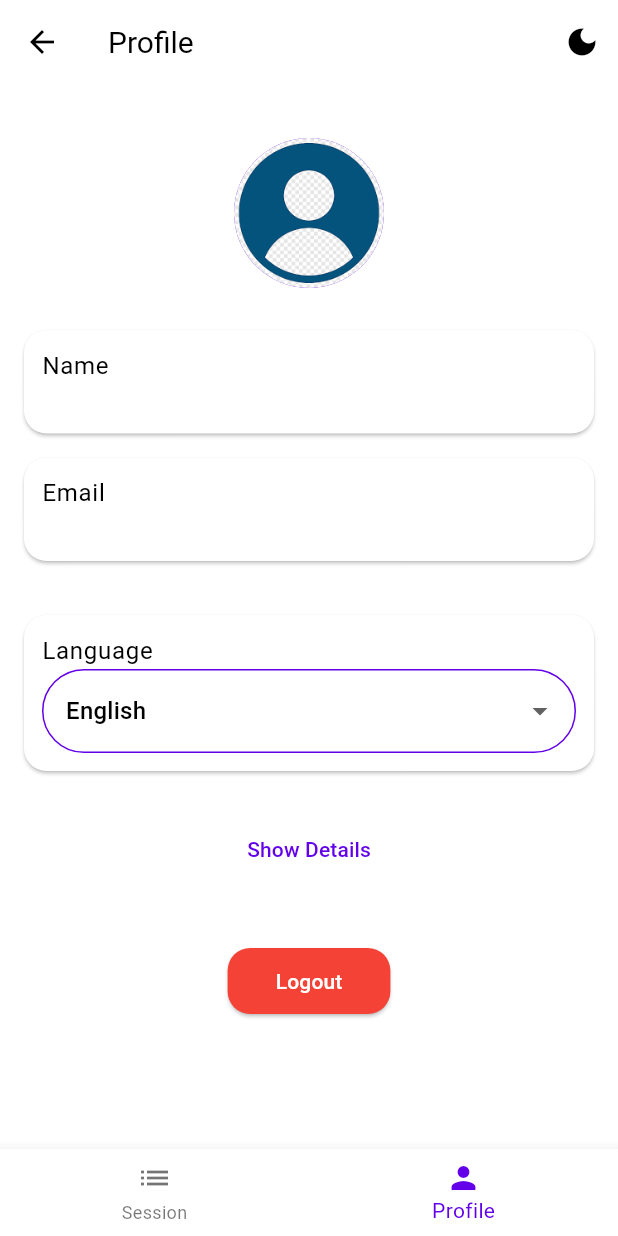
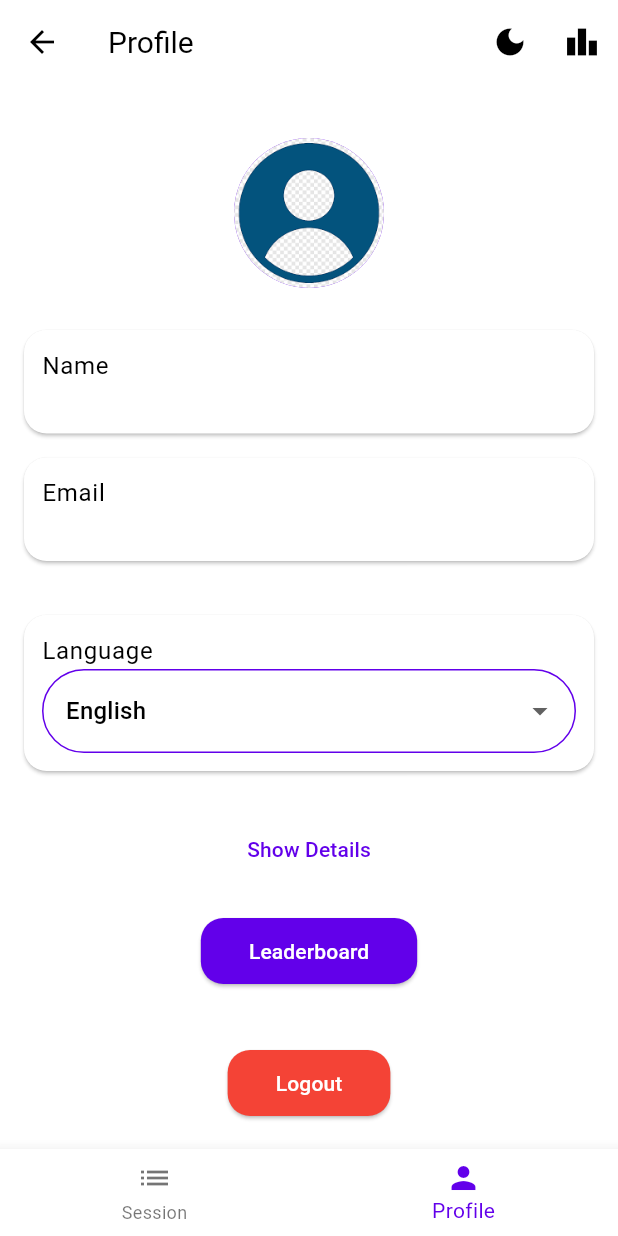
Before and after one commit to K4now/drift_tracker, a Flutter app: the ProfilePage screen opened by its route, on a phone screen of 412 x 824 dp. Run offline on Flutter 3.47's test engine with Material 3 defaults, Android fonts, the phone set to English and light mode, and no system bars; our stand-ins replace auto_route, bloc, cloud_firestore, dartz, equatable, firebase_auth and 7 more; accounts and stored records are empty; generated files the repository leaves out were written again.

Commit message:
leaderboard

```diff
--- a/lib/l10n/intl_en.arb
+++ b/lib/l10n/intl_en.arb
@@ -41,5 +41,6 @@
   "decreaseAngle": "Decrease Angle",
   "simulateTransition": "Simulate Transition",
    "currentAngle": "Current Angle",
-   "session_saved": "Session saved"
+   "session_saved": "Session saved",
+   "leaderboard": "Leaderboard"
 }
--- a/lib/l10n/intl_ru.arb
+++ b/lib/l10n/intl_ru.arb
@@ -41,5 +41,6 @@
   "decreaseAngle": "Уменьшить угол",
   "simulateTransition": "Симулировать переход",
   "currentAngle": "Текущий угол",
-  "session_saved": "Сессия сохранена"
+  "session_saved": "Сессия сохранена",
+  "leaderboard": "Таблица лидеров"
 }
--- a/lib/routes/app_router.dart
+++ b/lib/routes/app_router.dart
@@ -10,6 +10,9 @@ class AppRouter extends $AppRouter {
         AutoRoute(
           page: LoginRoute.page,
         ),
+        AutoRoute(
+          page: LeaderboardRoute.page,
+        ),
         AutoRoute(page: RegisterRoute.page),
         AutoRoute(page: UserMeasurementRoute.page),
         AutoRoute(page: SessionDetailRoute.page),
--- /dev/null
+++ b/lib/src/features/leaderboard/data/sources/sources.dart
@@ -0,0 +1,5 @@
+
+    class  LeaderboardRemoteDataSource {
+        // Make API call to fetch data and return object.
+        // ...
+    }
--- /dev/null
+++ b/lib/src/features/leaderboard/domain/repositories/leaderboard_repository.dart
@@ -0,0 +1,6 @@
+import '../../data/models/leaderboard_entry.dart';
+
+abstract class LeaderboardRepository {
+  Stream<List<LeaderboardEntry>> getLeaderboardEntries();
+  Future<void> addLeaderboardEntry(LeaderboardEntry entry);
+}
--- /dev/null
+++ b/lib/src/features/leaderboard/presentation/widgets/widgets.dart
@@ -0,0 +1 @@
+library widgets;
--- /dev/null
+++ b/lib/src/features/measurement/presentation/bloc/bloc.dart
@@ -0,0 +1 @@
+library global;
--- a/lib/src/features/profile/presentation/pages/profile_page.dart
+++ b/lib/src/features/profile/presentation/pages/profile_page.dart
@@ -9,6 +9,7 @@ import 'package:drift_tracker/src/core/global/theme_switcher.dart';
 import 'package:drift_tracker/src/features/profile/domain/entities/car.dart';
 import 'package:drift_tracker/src/features/profile/presentation/bloc/profile_bloc.dart';
 import 'package:auto_route/auto_route.dart';
+import 'package:drift_tracker/routes/app_router.gr.dart';
 import '../widgets/edit_car_dialog.dart';
 
 @RoutePage()
@@ -94,6 +95,12 @@ class _ProfilePageState extends State<ProfilePage> {
                       : darkTheme);
             },
           ),
+          IconButton(
+            icon: Icon(Icons.leaderboard),
+            onPressed: () {
+              context.router.push(LeaderboardRoute());
+            },
+          ),
         ],
       ),
       body: BlocListener<ProfileBloc, ProfileState>(
@@ -111,7 +118,37 @@ class _ProfilePageState extends State<ProfilePage> {
           padding: const EdgeInsets.all(16.0),
           child: Form(
             key: _formKey,
-            child: isPortrait ? PortraitProfileLayout(user: user, showCarDetails: _showCarDetails, car: _car, brandController: _brandController, horsepowerController: _horsepowerController, configController: _configController, onSaveCarData: _saveCarData, showEditCarDialog: _showEditCarDialog, toggleShowCarDetails: () => setState(() { _showCarDetails = !_showCarDetails; })) : LandscapeProfileLayout(user: user, showCarDetails: _showCarDetails, car: _car, brandController: _brandController, horsepowerController: _horsepowerController, configController: _configController, onSaveCarData: _saveCarData, showEditCarDialog: _showEditCarDialog, toggleShowCarDetails: () => setState(() { _showCarDetails = !_showCarDetails; }))
+            child: isPortrait
+                ? PortraitProfileLayout(
+                    user: user,
+                    showCarDetails: _showCarDetails,
+                    car: _car,
+                    brandController: _brandController,
+                    horsepowerController: _horsepowerController,
+                    configController: _configController,
+                    onSaveCarData: _saveCarData,
+                    showEditCarDialog: _showEditCarDialog,
+                    toggleShowCarDetails: () {
+                      setState(() {
+                        _showCarDetails = !_showCarDetails;
+                      });
+                    },
+                  )
+                : LandscapeProfileLayout(
+                    user: user,
+                    showCarDetails: _showCarDetails,
+                    car: _car,
+                    brandController: _brandController,
+                    horsepowerController: _horsepowerController,
+                    configController: _configController,
+                    onSaveCarData: _saveCarData,
+                    showEditCarDialog: _showEditCarDialog,
+                    toggleShowCarDetails: () {
+                      setState(() {
+                        _showCarDetails = !_showCarDetails;
+                      });
+                    },
+                  ),
           ),
         ),
       ),
--- a/lib/src/features/profile/presentation/widgets/portrait_profile_layout.dart
+++ b/lib/src/features/profile/presentation/widgets/portrait_profile_layout.dart
@@ -22,7 +22,18 @@ class PortraitProfileLayout extends StatelessWidget {
   final VoidCallback showEditCarDialog;
   final VoidCallback toggleShowCarDetails;
 
-  const PortraitProfileLayout({Key? key, this.user, required this.showCarDetails, this.car, required this.brandController, required this.horsepowerController, required this.configController, required this.onSaveCarData, required this.showEditCarDialog, required this.toggleShowCarDetails}) : super(key: key);
+  const PortraitProfileLayout({
+    Key? key,
+    this.user,
+    required this.showCarDetails,
+    this.car,
+    required this.brandController,
+    required this.horsepowerController,
+    required this.configController,
+    required this.onSaveCarData,
+    required this.showEditCarDialog,
+    required this.toggleShowCarDetails,
+  }) : super(key: key);
 
   @override
   Widget build(BuildContext context) {
@@ -121,6 +132,21 @@ class PortraitProfileLayout extends StatelessWidget {
             ],
           ),
         SizedBox(height: 20),
+        ElevatedButton(
+          onPressed: () {
+            context.router.push(LeaderboardRoute());
+          },
+          child: Text(S.of(context).leaderboard),
+          style: ElevatedButton.styleFrom(
+            backgroundColor: Theme.of(context).primaryColor,
+            foregroundColor: Colors.white,
+            shape: RoundedRectangleBorder(
+              borderRadius: BorderRadius.circular(15.0),
+            ),
+            padding: EdgeInsets.symmetric(horizontal: 32, vertical: 12),
+          ),
+        ),
+        SizedBox(height: 20),
         BlocBuilder<ProfileBloc, ProfileState>(
           builder: (context, state) {
             if (state is ProfileLoading) {
```
Also changed, not shown: lib/main.dart (+31 -15 lines), lib/src/features/leaderboard/data/implements/leaderboard_repository_impl.dart (added, +34 -0 lines), lib/src/features/leaderboard/data/models/leaderboard_entry.dart (added, +35 -0 lines), lib/src/features/leaderboard/domain/usecases/add_leaderboard_entries.dart (added, +12 -0 lines), lib/src/features/leaderboard/domain/usecases/get_leaderboard_entries.dart (added, +12 -0 lines), lib/src/features/leaderboard/presentation/bloc/leaderboard_bloc.dart (added, +37 -0 lines), lib/src/features/leaderboard/presentation/bloc/leaderboard_event.dart (added, +10 -0 lines), lib/src/features/leaderboard/presentation/bloc/leaderboard_state.dart (added, +18 -0 lines), lib/src/features/leaderboard/presentation/pages/pages.dart (added, +45 -0 lines), lib/src/features/profile/presentation/widgets/landscape_profile_layout.dart (+36 -51 lines), lib/generated/intl/messages_en.dart, lib/generated/intl/messages_ru.dart, lib/generated/l10n.dart, lib/routes/app_router.gr.dart.
